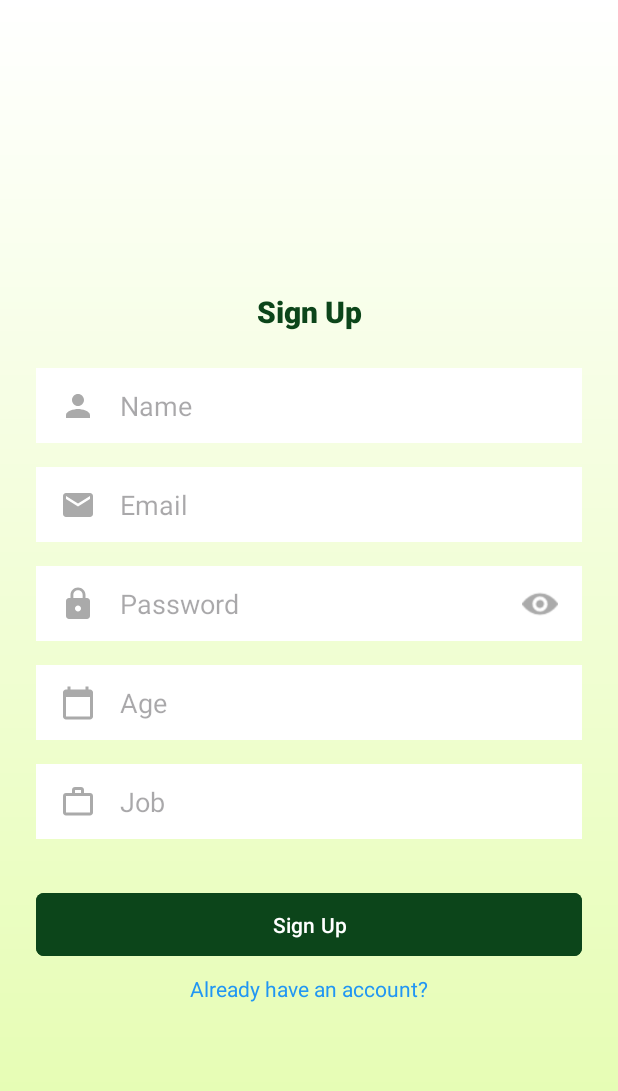
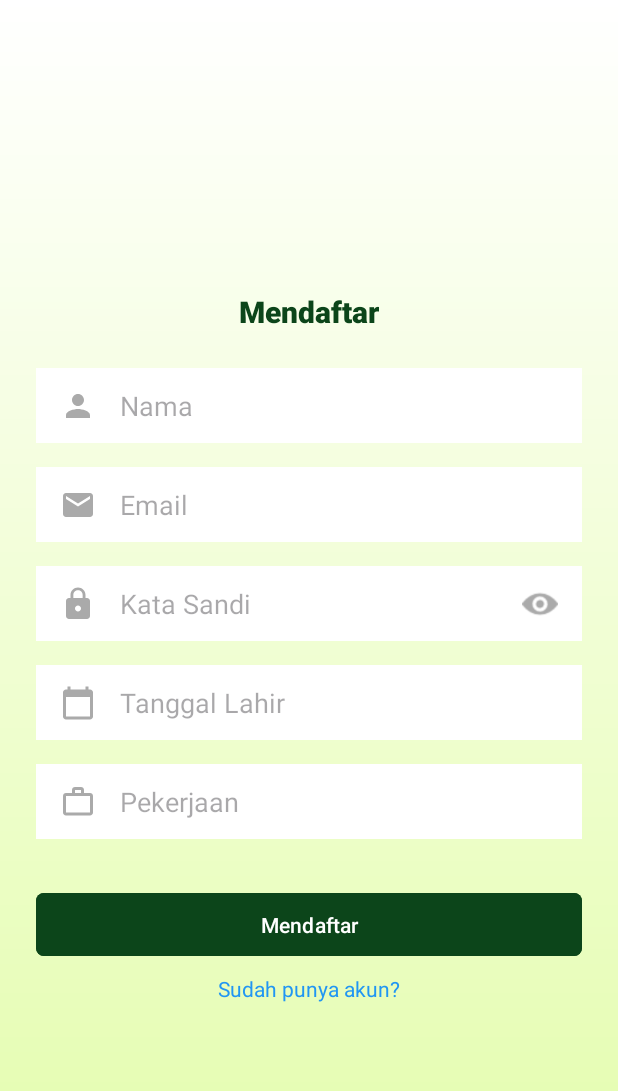
Before and after one commit to farizhaidar/Leaf-Sense, an Android app: the RegisterActivity screen opened directly, with no data from a screen before it, on a phone screen of 412 x 824 dp. Shown: the top 1091 px of the screen. Run offline under Robolectric (Android 15) with nearby library versions, the phone set to English and light mode, and no system bars; our stand-ins replace Firebase (no records; nobody signed in at launch, a user with empty details on screens opened directly).

```diff
--- a/app/src/main/java/com/bangkit/leafsense/ui/leaf/CoffeActivity.kt
+++ b/app/src/main/java/com/bangkit/leafsense/ui/leaf/CoffeActivity.kt
@@ -72,9 +72,9 @@ class CoffeActivity : AppCompatActivity() {
                     response.body()?.data?.filterNotNull()?.let { articles ->
                         val filteredArticles = articles.filter { it.plantType == "Kopi" }
                         articlesAdapter.updateData(filteredArticles)
-                    } ?: showToast("No articles found")
+                    } ?: showToast("Tidak ada artikel yang ditemukan")
                 } else {
-                    showToast("Failed to load articles")
+                    showToast("Gagal memuat artikel")
                 }
             }
 
@@ -102,7 +102,7 @@ class CoffeActivity : AppCompatActivity() {
                         articlesAdapter.updateData(filteredByQuery)
                     }
                 } else {
-                    showToast("Failed to load articles")
+                    showToast("Gagal memuat artikel")
                 }
             }
 
--- a/app/src/main/java/com/bangkit/leafsense/ui/leaf/StrawberryActivity.kt
+++ b/app/src/main/java/com/bangkit/leafsense/ui/leaf/StrawberryActivity.kt
@@ -70,9 +70,9 @@ class StrawberryActivity : AppCompatActivity() {
                     response.body()?.data?.filterNotNull()?.let { articles ->
                         val filteredArticles = articles.filter { it.plantType == "Stroberi" }
                         articlesAdapter.updateData(filteredArticles)
-                    } ?: showToast("No articles found")
+                    } ?: showToast("Tidak ada artikel yang ditemukan")
                 } else {
-                    showToast("Failed to load articles")
+                    showToast("Gagal memuat artikel")
                 }
             }
 
@@ -100,7 +100,7 @@ class StrawberryActivity : AppCompatActivity() {
                         articlesAdapter.updateData(filteredByQuery)
                     }
                 } else {
-                    showToast("Failed to load articles")
+                    showToast("Gagal memuat artikel")
                 }
             }
 
--- a/app/src/main/java/com/bangkit/leafsense/ui/login/LoginActivity.kt
+++ b/app/src/main/java/com/bangkit/leafsense/ui/login/LoginActivity.kt
@@ -70,7 +70,7 @@ class LoginActivity : AppCompatActivity() {
         loginViewModel.loginResult.observe(this) { result ->
             when (result) {
                 is Result.Loading -> {
-                    // The Lottie animation is already shown in btnLogin click
+                    binding.loadingAnimation.visibility = View.VISIBLE
                 }
                 is Result.Success -> {
                     binding.loadingAnimation.visibility = View.GONE
--- a/app/src/main/res/layout/activity_register.xml
+++ b/app/src/main/res/layout/activity_register.xml
@@ -4,46 +4,57 @@
     xmlns:tools="http://schemas.android.com/tools"
     android:layout_width="match_parent"
     android:layout_height="match_parent"
+    android:background="@drawable/bg_color"
+    android:padding="24dp"
+    tools:context=".ui.register.RegisterActivity">
+
+    <ScrollView
+        android:layout_width="0dp"
+        android:layout_height="0dp"
+        app:layout_constraintBottom_toBottomOf="parent"
+        app:layout_constraintEnd_toEndOf="parent"
+        app:layout_constraintStart_toStartOf="parent"
+        app:layout_constraintTop_toTopOf="parent">
+
+        <androidx.constraintlayout.widget.ConstraintLayout
             android:id="@+id/register"
-    android:background="@drawable/bg_color"
-    tools:context=".ui.register.RegisterActivity"
-    android:padding="24dp">
-
+            android:layout_width="match_parent"
+            android:layout_height="wrap_content">
             <!-- Title -->
             <TextView
                 android:id="@+id/tvRegisterTitle"
                 android:layout_width="wrap_content"
                 android:layout_height="wrap_content"
+                android:layout_marginTop="170dp"
+                android:fontFamily="sans-serif-medium"
                 android:text="@string/register"
+                android:textColor="@color/ijo_tua"
                 android:textSize="20sp"
                 android:textStyle="bold"
-        android:textColor="@color/ijo_tua"
-        android:fontFamily="sans-serif-medium"
-        app:layout_constraintTop_toTopOf="parent"
+                app:layout_constraintEnd_toEndOf="parent"
                 app:layout_constraintStart_toStartOf="parent"
-        app:layout_constraintEnd_toEndOf="parent"
-        android:layout_marginTop="170dp" />
+                app:layout_constraintTop_toTopOf="parent" />
 
             <!-- Name Input -->
             <androidx.constraintlayout.widget.ConstraintLayout
                 android:id="@+id/nameContainer"
                 android:layout_width="0dp"
                 android:layout_height="50dp"
+                android:layout_marginTop="24dp"
                 android:background="@android:color/white"
-        app:layout_constraintTop_toBottomOf="@id/tvRegisterTitle"
+                app:layout_constraintEnd_toEndOf="parent"
                 app:layout_constraintStart_toStartOf="parent"
-        app:layout_constraintEnd_toEndOf="parent"
-        android:layout_marginTop="24dp">
+                app:layout_constraintTop_toBottomOf="@id/tvRegisterTitle">
 
                 <ImageView
                     android:id="@+id/etNameIcon"
                     android:layout_width="24dp"
                     android:layout_height="24dp"
+                    android:layout_marginStart="16dp"
                     android:src="@drawable/ic_baseline_person_24"
+                    app:layout_constraintBottom_toBottomOf="parent"
                     app:layout_constraintStart_toStartOf="parent"
                     app:layout_constraintTop_toTopOf="parent"
-            app:layout_constraintBottom_toBottomOf="parent"
-            android:layout_marginStart="16dp"
                     app:tint="@android:color/darker_gray" />
 
                 <EditText
@@ -51,13 +62,13 @@
                     android:layout_width="0dp"
                     android:layout_height="50dp"
                     android:background="@android:color/transparent"
-            android:hint="Name"
+                    android:hint="Nama"
                     android:paddingStart="16dp"
                     android:paddingEnd="16dp"
+                    app:layout_constraintBottom_toBottomOf="parent"
+                    app:layout_constraintEnd_toEndOf="parent"
                     app:layout_constraintStart_toEndOf="@id/etNameIcon"
-            app:layout_constraintEnd_toEndOf="parent"
-            app:layout_constraintTop_toTopOf="parent"
-            app:layout_constraintBottom_toBottomOf="parent" />
+                    app:layout_constraintTop_toTopOf="parent" />
             </androidx.constraintlayout.widget.ConstraintLayout>
 
             <!-- Email Input -->
@@ -65,21 +76,21 @@
                 android:id="@+id/emailContainer"
                 android:layout_width="0dp"
                 android:layout_height="50dp"
+                android:layout_marginTop="16dp"
                 android:background="@android:color/white"
-        app:layout_constraintTop_toBottomOf="@id/nameContainer"
+                app:layout_constraintEnd_toEndOf="parent"
                 app:layout_constraintStart_toStartOf="parent"
-        app:layout_constraintEnd_toEndOf="parent"
-        android:layout_marginTop="16dp">
+                app:layout_constraintTop_toBottomOf="@id/nameContainer">
 
                 <ImageView
                     android:id="@+id/etEmailIcon"
                     android:layout_width="24dp"
                     android:layout_height="24dp"
+                    android:layout_marginStart="16dp"
                     android:src="@drawable/ic_baseline_email_24"
+                    app:layout_constraintBottom_toBottomOf="parent"
                     app:layout_constraintStart_toStartOf="parent"
                     app:layout_constraintTop_toTopOf="parent"
-            app:layout_constraintBottom_toBottomOf="parent"
-            android:layout_marginStart="16dp"
                     app:tint="@android:color/darker_gray" />
 
                 <EditText
@@ -91,10 +102,10 @@
                     android:inputType="textEmailAddress"
                     android:paddingStart="16dp"
                     android:paddingEnd="16dp"
+                    app:layout_constraintBottom_toBottomOf="parent"
+                    app:layout_constraintEnd_toEndOf="parent"
                     app:layout_constraintStart_toEndOf="@id/etEmailIcon"
-            app:layout_constraintEnd_toEndOf="parent"
-            app:layout_constraintTop_toTopOf="parent"
-            app:layout_constraintBottom_toBottomOf="parent" />
+                    app:layout_constraintTop_toTopOf="parent" />
             </androidx.constraintlayout.widget.ConstraintLayout>
 
             <!-- Password Input -->
@@ -102,21 +113,21 @@
                 android:id="@+id/passwordContainer"
                 android:layout_width="0dp"
                 android:layout_height="50dp"
+                android:layout_marginTop="16dp"
                 android:background="@android:color/white"
-        app:layout_constraintTop_toBottomOf="@id/emailContainer"
+                app:layout_constraintEnd_toEndOf="parent"
                 app:layout_constraintStart_toStartOf="parent"
-        app:layout_constraintEnd_toEndOf="parent"
-        android:layout_marginTop="16dp">
+                app:layout_constraintTop_toBottomOf="@id/emailContainer">
 
                 <ImageView
                     android:id="@+id/etPasswordIcon"
                     android:layout_width="24dp"
                     android:layout_height="24dp"
+                    android:layout_marginStart="16dp"
                     android:src="@drawable/ic_baseline_lock_24"
+                    app:layout_constraintBottom_toBottomOf="parent"
                     app:layout_constraintStart_toStartOf="parent"
                     app:layout_constraintTop_toTopOf="parent"
-            app:layout_constraintBottom_toBottomOf="parent"
-            android:layout_marginStart="16dp"
                     app:tint="@android:color/darker_gray" />
 
                 <EditText
@@ -124,24 +135,24 @@
                     android:layout_width="0dp"
                     android:layout_height="50dp"
                     android:background="@android:color/transparent"
-            android:hint="Password"
+                    android:hint="Kata Sandi"
                     android:inputType="textPassword"
                     android:paddingStart="16dp"
                     android:paddingEnd="16dp"
+                    app:layout_constraintBottom_toBottomOf="parent"
+                    app:layout_constraintEnd_toStartOf="@id/showPasswordButton"
                     app:layout_constraintStart_toEndOf="@id/etPasswordIcon"
-            app:layout_constraintEnd_toStartOf="@id/showPasswordButton"
-            app:layout_constraintTop_toTopOf="parent"
-            app:layout_constraintBottom_toBottomOf="parent" />
+                    app:layout_constraintTop_toTopOf="parent" />
 
                 <ImageView
                     android:id="@+id/showPasswordButton"
                     android:layout_width="24dp"
                     android:layout_height="24dp"
+                    android:layout_marginEnd="16dp"
                     android:src="@drawable/eye"
+                    app:layout_constraintBottom_toBottomOf="parent"
                     app:layout_constraintEnd_toEndOf="parent"
                     app:layout_constraintTop_toTopOf="parent"
-            app:layout_constraintBottom_toBottomOf="parent"
-            android:layout_marginEnd="16dp"
                     app:tint="@android:color/darker_gray" />
             </androidx.constraintlayout.widget.ConstraintLayout>
 
@@ -150,21 +161,21 @@
                 android:id="@+id/ageContainer"
                 android:layout_width="0dp"
                 android:layout_height="50dp"
+                android:layout_marginTop="16dp"
                 android:background="@android:color/white"
-        app:layout_constraintTop_toBottomOf="@id/passwordContainer"
+                app:layout_constraintEnd_toEndOf="parent"
                 app:layout_constraintStart_toStartOf="parent"
-        app:layout_constraintEnd_toEndOf="parent"
-        android:layout_marginTop="16dp">
+                app:layout_constraintTop_toBottomOf="@id/passwordContainer">
 
                 <ImageView
                     android:id="@+id/etAgeIcon"
                     android:layout_width="24dp"
                     android:layout_height="24dp"
+                    android:layout_marginStart="16dp"
                     android:src="@drawable/baseline_calendar_today_24"
+                    app:layout_constraintBottom_toBottomOf="parent"
                     app:layout_constraintStart_toStartOf="parent"
                     app:layout_constraintTop_toTopOf="parent"
-            app:layout_constraintBottom_toBottomOf="parent"
-            android:layout_marginStart="16dp"
                     app:tint="@android:color/darker_gray" />
 
                 <EditText
@@ -172,14 +183,14 @@
                     android:layout_width="0dp"
                     android:layout_height="50dp"
                     android:background="@android:color/transparent"
-            android:hint="Age"
+                    android:hint="Tanggal Lahir"
                     android:inputType="number"
                     android:paddingStart="16dp"
                     android:paddingEnd="16dp"
+                    app:layout_constraintBottom_toBottomOf="parent"
+                    app:layout_constraintEnd_toEndOf="parent"
                     app:layout_constraintStart_toEndOf="@id/etAgeIcon"
-            app:layout_constraintEnd_toEndOf="parent"
-            app:layout_constraintTop_toTopOf="parent"
-            app:layout_constraintBottom_toBottomOf="parent" />
+                    app:layout_constraintTop_toTopOf="parent" />
             </androidx.constraintlayout.widget.ConstraintLayout>
 
             <!-- Job Input -->
@@ -187,21 +198,21 @@
                 android:id="@+id/jobContainer"
                 android:layout_width="0dp"
                 android:layout_height="50dp"
+                android:layout_marginTop="16dp"
                 android:background="@android:color/white"
-        app:layout_constraintTop_toBottomOf="@id/ageContainer"
+                app:layout_constraintEnd_toEndOf="parent"
                 app:layout_constraintStart_toStartOf="parent"
-        app:layout_constraintEnd_toEndOf="parent"
-        android:layout_marginTop="16dp">
+                app:layout_constraintTop_toBottomOf="@id/ageContainer">
 
                 <ImageView
                     android:id="@+id/etJobIcon"
                     android:layout_width="24dp"
                     android:layout_height="24dp"
+                    android:layout_marginStart="16dp"
                     android:src="@drawable/baseline_work_outline_24"
+                    app:layout_constraintBottom_toBottomOf="parent"
                     app:layout_constraintStart_toStartOf="parent"
                     app:layout_constraintTop_toTopOf="parent"
-            app:layout_constraintBottom_toBottomOf="parent"
-            android:layout_marginStart="16dp"
                     app:tint="@android:color/darker_gray" />
 
                 <EditText
@@ -209,55 +220,58 @@
                     android:layout_width="0dp"
                     android:layout_height="50dp"
                     android:background="@android:color/transparent"
-            android:hint="Job"
+                    android:hint="Pekerjaan"
                     android:inputType="text"
                     android:paddingStart="16dp"
                     android:paddingEnd="16dp"
+                    app:layout_constraintBottom_toBottomOf="parent"
+                    app:layout_constraintEnd_toEndOf="parent"
                     app:layout_constraintStart_toEndOf="@id/etJobIcon"
-            app:layout_constraintEnd_toEndOf="parent"
-            app:layout_constraintTop_toTopOf="parent"
-            app:layout_constraintBottom_toBottomOf="parent" />
+                    app:layout_constraintTop_toTopOf="parent" />
             </androidx.constraintlayout.widget.ConstraintLayout>
 
             <Button
                 android:id="@+id/btnRegister"
                 android:layout_width="0dp"
                 android:layout_height="50dp"
+                android:layout_marginTop="32dp"
                 android:backgroundTint="@color/ijo_tua"
                 android:text="@string/register"
                 android:textAllCaps="false"
+                android:textColor="@android:color/white"
                 app:cornerRadius="5dp"
-        android:textColor="@android:color/white"
-        app:layout_constraintTop_toBottomOf="@id/jobContainer"
+                app:layout_constraintEnd_toEndOf="parent"
                 app:layout_constraintStart_toStartOf="parent"
-        app:layout_constraintEnd_toEndOf="parent"
-        android:layout_marginTop="32dp" />
+                app:layout_constraintTop_toBottomOf="@id/jobContainer" />
 
             <com.airbnb.lottie.LottieAnimationView
                 android:id="@+id/loadingAnimation"
                 android:layout_width="150dp"
                 android:layout_height="150dp"
+                android:visibility="gone"
+                app:layout_constraintBottom_toBottomOf="parent"
+                app:layout_constraintEnd_toEndOf="parent"
+                app:layout_constraintStart_toStartOf="parent"
+                app:layout_constraintTop_toTopOf="parent"
                 app:lottie_autoPlay="true"
                 app:lottie_loop="true"
-        app:lottie_rawRes="@raw/loading_animation"
-        android:visibility="gone"
-        app:layout_constraintTop_toTopOf="parent"
-        app:layout_constraintBottom_toBottomOf="parent"
-        app:layout_constraintStart_toStartOf="parent"
-        app:layout_constraintEnd_toEndOf="parent" />
+                app:lottie_rawRes="@raw/loading_animation" />
 
             <TextView
                 android:id="@+id/btnGoToLogin"
                 android:layout_width="wrap_content"
                 android:layout_height="wrap_content"
+                android:layout_marginHorizontal="24dp"
+                android:layout_marginTop="8dp"
+                android:fontFamily="sans-serif"
                 android:text="@string/go_to_register"
                 android:textColor="@color/blue"
                 android:textSize="14sp"
-        android:fontFamily="sans-serif"
-        android:layout_marginTop="8dp"
-        app:layout_constraintTop_toBottomOf="@id/btnRegister"
+                app:layout_constraintEnd_toEndOf="parent"
                 app:layout_constraintStart_toStartOf="parent"
-        app:layout_constraintEnd_toEndOf="parent"
-        android:layout_marginHorizontal="24dp"/>
+                app:layout_constraintTop_toBottomOf="@id/btnRegister" />
+        </androidx.constraintlayout.widget.ConstraintLayout>
+
+    </ScrollView>
 
 </androidx.constraintlayout.widget.ConstraintLayout>
--- a/app/src/main/res/layout/item_article.xml
+++ b/app/src/main/res/layout/item_article.xml
@@ -29,6 +29,7 @@
             android:text="Event Name"
             android:textSize="16sp"
             android:textStyle="bold"
+            android:textColor="@color/ijo_tua"
             app:layout_constraintTop_toBottomOf="@id/imageView"
             app:layout_constraintStart_toStartOf="parent"
             app:layout_constraintEnd_toEndOf="parent"
@@ -40,6 +41,7 @@
             android:layout_height="wrap_content"
             android:text="Deskripsi"
             android:textSize="16sp"
+            android:textColor="@color/ijo_tua"
             app:layout_constraintTop_toBottomOf="@id/titleTextView"
             app:layout_constraintStart_toStartOf="parent"
             app:layout_constraintEnd_toEndOf="parent"
--- a/app/src/main/res/values/strings.xml
+++ b/app/src/main/res/values/strings.xml
@@ -1,14 +1,14 @@
 <resources>
     <string name="app_name">Leaf Sense</string>
     <string name="email">Email</string>
-    <string name="password">Password</string>
-    <string name="login">Sign In</string>
-    <string name="register">Sign Up</string>
+    <string name="password">Kata Sandi</string>
+    <string name="login">Masuk</string>
+    <string name="register">Mendaftar</string>
     <string name="nama">Nama</string>
     <string name="empty_image_warning">empty image!!</string>
-    <string name="go_to_register">Already have an account?</string>
-    <string name="go_to_login">Dont have account yet?</string>
-    <string name="search">Search</string>
+    <string name="go_to_register">Sudah punya akun?</string>
+    <string name="go_to_login">Belum punya akun?</string>
+    <string name="search">Mencari</string>
     <!-- TODO: Remove or change this placeholder text -->
     <string name="hello_blank_fragment">Hello blank fragment</string>
     <string name="title_home">Home</string>
```
Also changed, not shown: app/src/main/java/com/bangkit/leafsense/ui/home/HomeFragment.kt (+7 -8 lines), app/src/main/java/com/bangkit/leafsense/ui/leaf/TeaActivity.kt (+4 -4 lines), app/src/main/java/com/bangkit/leafsense/ui/login/LoginViewModel.kt (+9 -3 lines), app/src/main/java/com/bangkit/leafsense/ui/profil/ProfilFragment.kt (+4 -4 lines), app/src/main/java/com/bangkit/leafsense/ui/register/RegisterActivity.kt (+5 -4 lines), app/src/main/java/com/bangkit/leafsense/ui/register/RegisterViewModel.kt (+9 -1 lines), app/src/main/res/layout/activity_login.xml (+20 -4 lines), app/src/main/res/layout/fragment_home.xml (+7 -18 lines), app/src/main/res/layout/fragment_profil.xml (+4 -4 lines). Lines whose indentation alone changed are shown as unchanged.
